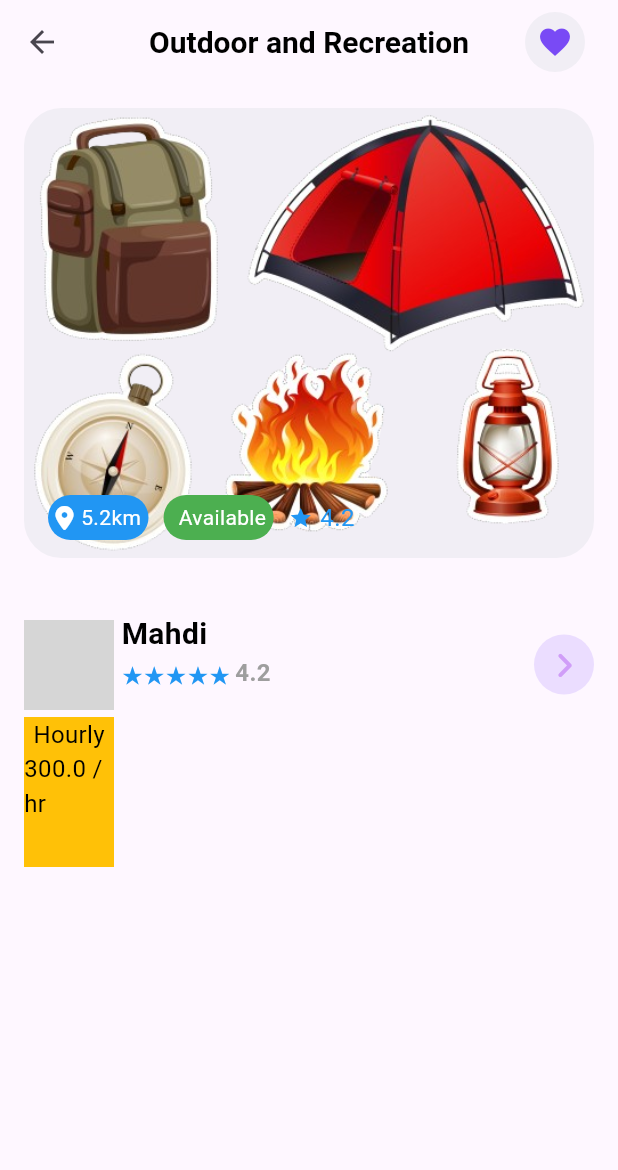
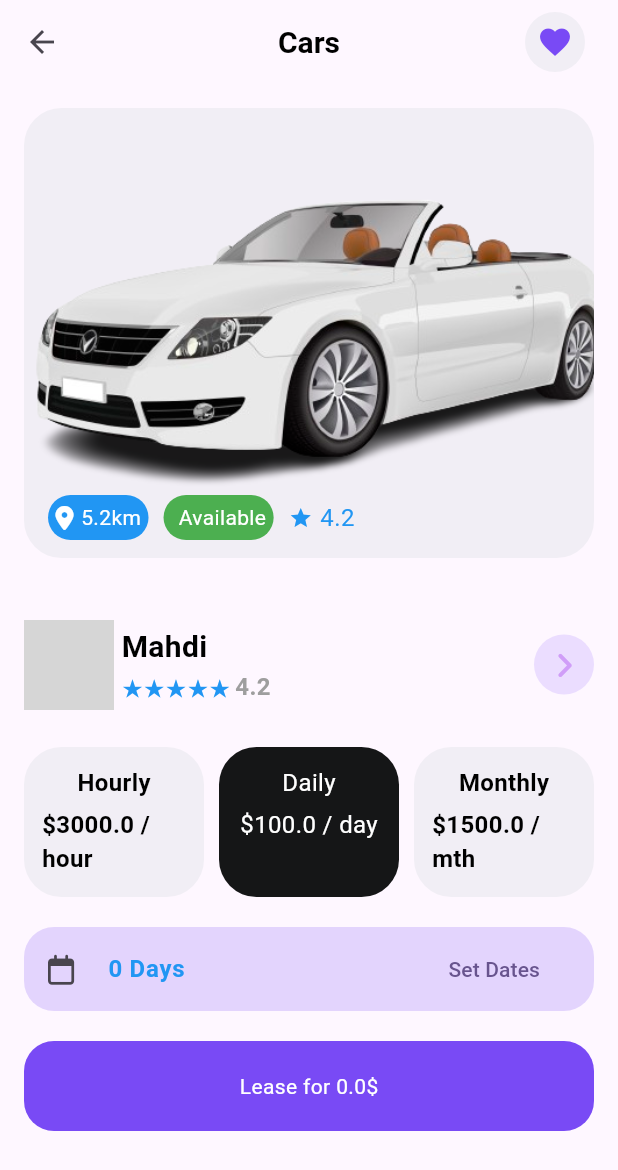
Before and after one commit to zahid2873/renting_app, a Flutter app: the screen it shows after launch, after a tap on "4.2", on a phone screen of 412 x 824 dp. Shown: the top 1170 px of the screen. Run offline on Flutter 3.47's test engine with Material 3 defaults, Android fonts, the phone set to English and light mode, and no system bars; our stand-ins replace font_awesome_flutter, go_router; network calls fail; grey boxes are pictures that could not be loaded.

Commit message:
updated on item details
1. added date picker on renting_dates.dart
2. calculating date considerring lease days
3. updated on model class and  utils

```diff
--- a/lib/model/item_model.dart
+++ b/lib/model/item_model.dart
@@ -43,14 +43,15 @@ List<ItemModel> itemList = [
       itemId: "01",
       ownerId: "1",
       ownerName: "Mahdi",
-      productName: "Outdoor and Recreation",
-      ownerImg: "https://encrypted-tbn0.gstatic.com/images?q=tbn:ANd9GcReJlZqg8h_KEyGmrr6wcjHmxxz6XYL14oX5w&usqp=CAU",
-      productImg: "assets/category/outdoors_RecreationRb.png",
+      productName: "Cars",
+      ownerImg:
+          "https://encrypted-tbn0.gstatic.com/images?q=tbn:ANd9GcQKHeO3Q5zGljjQWl4LVgPw6U3WPzGi6BGIdA&usqp=CAU",
+      productImg: "assets/category/vehiclesRb.png",
       pricePerHour: 3000,
       pricePerDay: 100,
       pricePerMonth: 1500,
       distance: 5.2,
-      category: "Outdoor and Recreation",
+      category: "Vehicles",
       available: true,
       totalItem: 12,
       rating: [
@@ -93,7 +94,7 @@ List<ItemModel> itemList = [
       productImg: "assets/category/outdoors_RecreationRb.png",
       pricePerDay: 100,
       pricePerMonth: 1500,
-      pricePerHour: 3000,
+      pricePerHour: 30,
       distance: 4.2,
       category: "Outdoor and Recreation",
       available: true,
@@ -134,12 +135,13 @@ List<ItemModel> itemList = [
       itemId: "03",
       ownerId: "3",
       ownerName: "Mahdi",
-      ownerImg: "https://encrypted-tbn0.gstatic.com/images?q=tbn:ANd9GcReJlZqg8h_KEyGmrr6wcjHmxxz6XYL14oX5w&usqp=CAU",
+      ownerImg:
+          "https://encrypted-tbn0.gstatic.com/images?q=tbn:ANd9GcQKHeO3Q5zGljjQWl4LVgPw6U3WPzGi6BGIdA&usqp=CAU",
       productName: "Outdoor and Recreation",
       productImg: "assets/category/outdoors_RecreationRb.png",
       pricePerDay: 100,
       pricePerMonth: 1500,
-      pricePerHour: 3000,
+      pricePerHour: 30,
       distance: 4.2,
       category: "Outdoor and Recreation",
       available: false,
@@ -184,7 +186,7 @@ List<ItemModel> itemList = [
       productImg: "assets/category/outdoors_RecreationRb.png",
       pricePerDay: 100,
       pricePerMonth: 1500,
-      pricePerHour: 3000,
+      pricePerHour: 30,
       distance: 4.2,
       category: "Outdoor and Recreation",
       available: true,
--- a/lib/screen/details/item_details.dart
+++ b/lib/screen/details/item_details.dart
@@ -2,6 +2,7 @@ import 'package:flutter/material.dart';
 import 'package:go_router/go_router.dart';
 import 'package:renting_app/constants/color_palette.dart';
 import 'package:renting_app/model/item_model.dart';
+import 'package:renting_app/screen/details/renting_dates.dart';
 import 'package:renting_app/screen/details/item_images.dart';
 import 'package:renting_app/screen/details/owners_details.dart';
 import 'package:renting_app/screen/details/payment_category.dart';
@@ -36,7 +37,9 @@ class ItemDetails extends StatelessWidget {
           icon: const Icon(Icons.arrow_back),
         ),
       ),
-      body: Column(children: [
+      body: SingleChildScrollView(
+        physics: const BouncingScrollPhysics(),
+        child: Column(children: [
           ItemImages(
             image: item?.productImg,
             distance: item?.distance,
@@ -48,8 +51,14 @@ class ItemDetails extends StatelessWidget {
             ownerImg: item?.ownerImg,
             rating: double.parse(calculateRating(item)),
           ),
-        PaymentCategory(),
+          PaymentCategory(
+            pricePerHour: item?.pricePerHour,
+            pricePerDay: item?.pricePerDay,
+            pricePermth: item?.pricePerMonth,
+          ),
+           RentingDates(pricePerDays: item?.pricePerDay??0.0,),
         ]),
+      ),
     );
   }
 
--- a/lib/screen/details/owners_details.dart
+++ b/lib/screen/details/owners_details.dart
@@ -12,6 +12,7 @@ class OwnerDetails extends StatelessWidget {
   @override
   Widget build(BuildContext context) {
     return Container(
+      alignment: Alignment.center,
       height: 70,
       margin: const EdgeInsets.only(top: 20),
       padding: const EdgeInsets.only(left: 16, right: 16),
@@ -20,6 +21,7 @@ class OwnerDetails extends StatelessWidget {
         mainAxisAlignment: MainAxisAlignment.spaceBetween,
         children: [
           Row(
+            crossAxisAlignment: CrossAxisAlignment.center,
             children: [
               ClipRRect(
                 borderRadius: BorderRadius.circular(50),
@@ -28,11 +30,13 @@ class OwnerDetails extends StatelessWidget {
                       "https://encrypted-tbn0.gstatic.com/images?q=tbn:ANd9GcReJlZqg8h_KEyGmrr6wcjHmxxz6XYL14oX5w&usqp=CAU",
                   height: 60,
                   width: 60,
+                  fit: BoxFit.cover,
                 ),
               ),
               const SizedBox(width: 5),
               Column(
                 crossAxisAlignment: CrossAxisAlignment.start,
+                mainAxisAlignment: MainAxisAlignment.center,
                 children: [
                   Text(
                     ownerName ?? "",
--- a/lib/screen/details/payment_category.dart
+++ b/lib/screen/details/payment_category.dart
@@ -1,16 +1,47 @@
 import 'package:flutter/material.dart';
+import 'package:renting_app/constants/color_palette.dart';
 import 'package:renting_app/utils/textStyle.dart';
 
 class PaymentCategory extends StatelessWidget {
-  const PaymentCategory({super.key});
+  const PaymentCategory(
+      {super.key, this.pricePerHour, this.pricePerDay, this.pricePermth});
+  final double? pricePerHour;
+  final double? pricePerDay;
+  final double? pricePermth;
 
   @override
   Widget build(BuildContext context) {
-    return const Padding(
-      padding: EdgeInsets.symmetric(horizontal: 16.0),
+    return Padding(
+      padding: const EdgeInsets.only(left: 16.0, right: 16, top: 20),
       child: Row(
         children: [
-          PaymentCategoryItem(),
+          pricePerHour != null
+              ? Expanded(
+                  flex: 1,
+                  child: PaymentCategoryItem(
+                    paymentCategory: "Hourly",
+                    price: "\$$pricePerHour / hour",
+                  ))
+              : const SizedBox(),
+          const SizedBox(width: 10),
+          pricePerDay != null
+              ? Expanded(
+                  flex: 1,
+                  child: PaymentCategoryItem(
+                    paymentCategory: "Daily",
+                    price: "\$$pricePerDay / day",
+                    color: ColorPalette.black,
+                  ))
+              : const SizedBox(),
+          const SizedBox(width: 10),
+          pricePermth != null
+              ? Expanded(
+                  flex: 1,
+                  child: PaymentCategoryItem(
+                    paymentCategory: "Monthly",
+                    price: "\$$pricePermth / mth",
+                  ))
+              : const SizedBox(),
         ],
       ),
     );
@@ -18,24 +49,48 @@ class PaymentCategory extends StatelessWidget {
 }
 
 class PaymentCategoryItem extends StatelessWidget {
-  const PaymentCategoryItem({super.key});
-
+  PaymentCategoryItem({
+    super.key,
+    this.paymentCategory,
+    this.price,
+    this.color,
+    this.isSelected = false,
+    VoidCallback? onTap,
+  }) : onTap = onTap ?? (() {});
+  final String? paymentCategory;
+  final String? price;
+  final Color? color;
+  final bool isSelected;
+  final VoidCallback onTap;
   @override
   Widget build(BuildContext context) {
-    return Container(
+    return InkWell(
+      onTap: () {},
+      child: Container(
+        alignment: Alignment.center,
+        padding: const EdgeInsets.all(12),
         height: 100,
-      width: 60,
-      color: Colors.amber,
+        decoration: BoxDecoration(
+            borderRadius: BorderRadius.circular(25),
+            color: color ?? ColorPalette.grey),
         child: Column(children: [
           Text(
-          "Hourly",
-          style: FontStyle.labelLarge,
+            paymentCategory ?? "",
+            style: color == ColorPalette.black
+                ? const TextStyle(fontSize: 16, color: ColorPalette.white)
+                : FontStyle.labelLarge,
           ),
-        Text(
-          "300.0 / hr",
-          style: FontStyle.labelLarge,
+          const SizedBox(height: 5),
+          Center(
+            child: Text(
+              price ?? "",
+              style: color == ColorPalette.black
+                  ? const TextStyle(fontSize: 16, color: ColorPalette.white)
+                  : FontStyle.labelLarge,
+            ),
           ),
         ]),
+      ),
     );
   }
 }
--- /dev/null
+++ b/lib/screen/details/renting_dates.dart
@@ -0,0 +1,83 @@
+import 'package:flutter/material.dart';
+import 'package:font_awesome_flutter/font_awesome_flutter.dart';
+import 'package:renting_app/constants/color_palette.dart';
+import 'package:renting_app/utils/textStyle.dart';
+
+class RentingDates extends StatefulWidget {
+  const RentingDates({super.key, required this.pricePerDays});
+  final double pricePerDays;
+
+  @override
+  State<RentingDates> createState() => _DatesState();
+}
+
+class _DatesState extends State<RentingDates> {
+  DateTime selectedDate = DateTime.now();
+  int days = 0;
+
+  @override
+  Widget build(BuildContext context) {
+    return Padding(
+      padding: const EdgeInsets.only(left: 16, top: 20, right: 16),
+      child: Column(
+        children: [
+          ListTile(
+            tileColor: ColorPalette.blue.withOpacity(0.2),
+            shape:
+                RoundedRectangleBorder(borderRadius: BorderRadius.circular(20)),
+            leading: const FaIcon(
+              FontAwesomeIcons.calendar,
+              size: 20,
+            ),
+            title: Text(
+              "$days Days",
+              style: const TextStyle(
+                  color: Colors.blue, fontWeight: FontWeight.bold),
+            ),
+            trailing: TextButton(
+                onPressed: () => _selectDate(context),
+                child: const Text("Set Dates")),
+          ),
+          const SizedBox(height: 20),
+          Container(
+            padding: const EdgeInsets.all(8),
+            alignment: Alignment.center,
+            height: 60,
+            decoration: BoxDecoration(
+                color: ColorPalette.blue,
+                borderRadius: BorderRadius.circular(20)),
+            child: Text(
+              "Lease for $totalPrice\$",
+              style: FontStyle.labelMedium,
+            ),
+          ),
+        ],
+      ),
+    );
+  }
+
+  Future<void> _selectDate(BuildContext context) async {
+    final DateTime? picked = await showDatePicker(
+        context: context,
+        initialDate: selectedDate,
+        firstDate: DateTime(2015, 8),
+        lastDate: DateTime(2101));
+    if (picked != null && picked != selectedDate) {
+      setState(() {
+        selectedDate = picked;
+        rentingDays();
+        calclulateTotalPrice();
+      });
+    }
+  }
+
+  rentingDays() {
+    days = (selectedDate.difference(DateTime.now()).inHours / 24).round();
+  }
+
+  double totalPrice = 0.0;
+
+  calclulateTotalPrice() {
+    totalPrice = widget.pricePerDays * days.toDouble();
+  }
+}
--- a/lib/utils/textStyle.dart
+++ b/lib/utils/textStyle.dart
@@ -4,7 +4,7 @@ abstract class FontStyle {
   static const TextStyle labelLarge = TextStyle(
     color: Colors.black,
     fontSize: 16,
-    fontWeight: FontWeight.normal,
+    fontWeight: FontWeight.bold,
   );
   static const TextStyle labelMedium = TextStyle(
     color: Colors.white,
```
Lines whose indentation alone changed are shown as unchanged.
